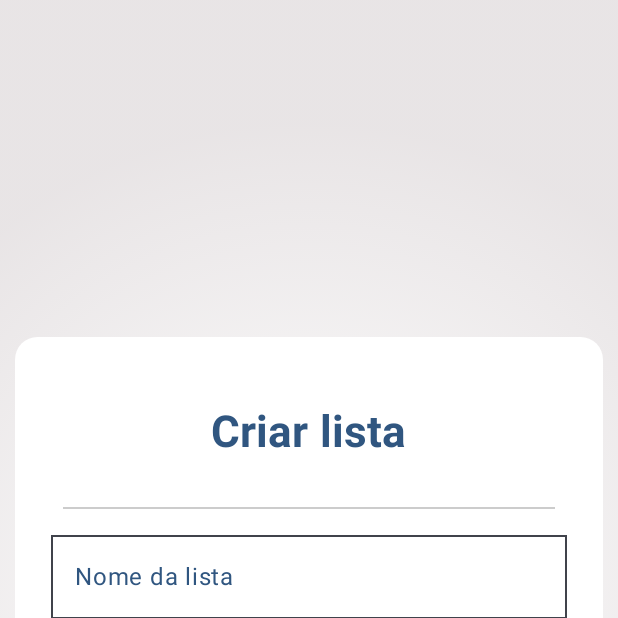
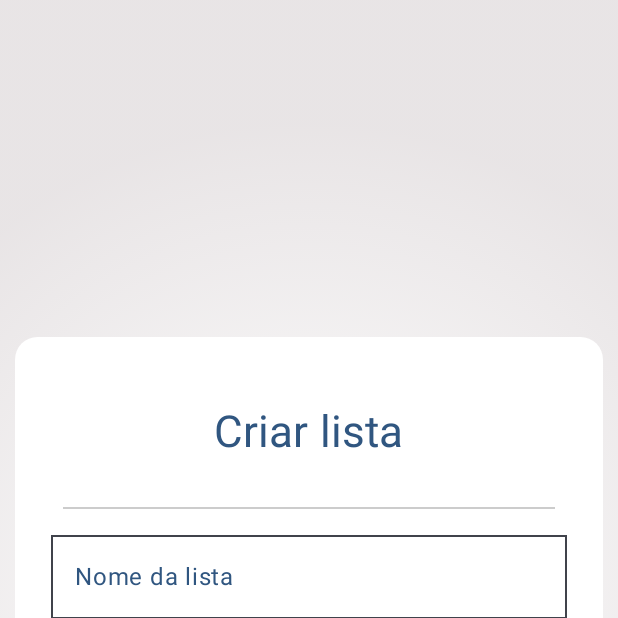
Before and after one commit to bitlabbr/feiratool, an Android app built with Jetpack Compose: the NewListScreen screen opened through its navigation route, on a phone screen of 412 x 824 dp, the top half of it. Run offline under Robolectric (Android 15) with nearby library versions, the phone set to English and light mode, and no system bars; 1 statement that could not run was skipped.

Commit message:
[common] updates Text component

```diff
--- a/common/src/main/java/com/ifpe/edu/br/common/components/Text.kt
+++ b/common/src/main/java/com/ifpe/edu/br/common/components/Text.kt
@@ -130,7 +130,7 @@ fun CustomText(
     threshold: Int = 10,
     maxLines: Int = 1,
     overflow: TextOverflow = TextOverflow.Ellipsis,
-    fontWeight: FontWeight = FontWeight.Bold,
+    fontWeight: FontWeight = FontWeight.Normal,
     modifier: Modifier = Modifier
         .wrapContentWidth()
         .padding(start = 4.dp, end = 4.dp)
```
